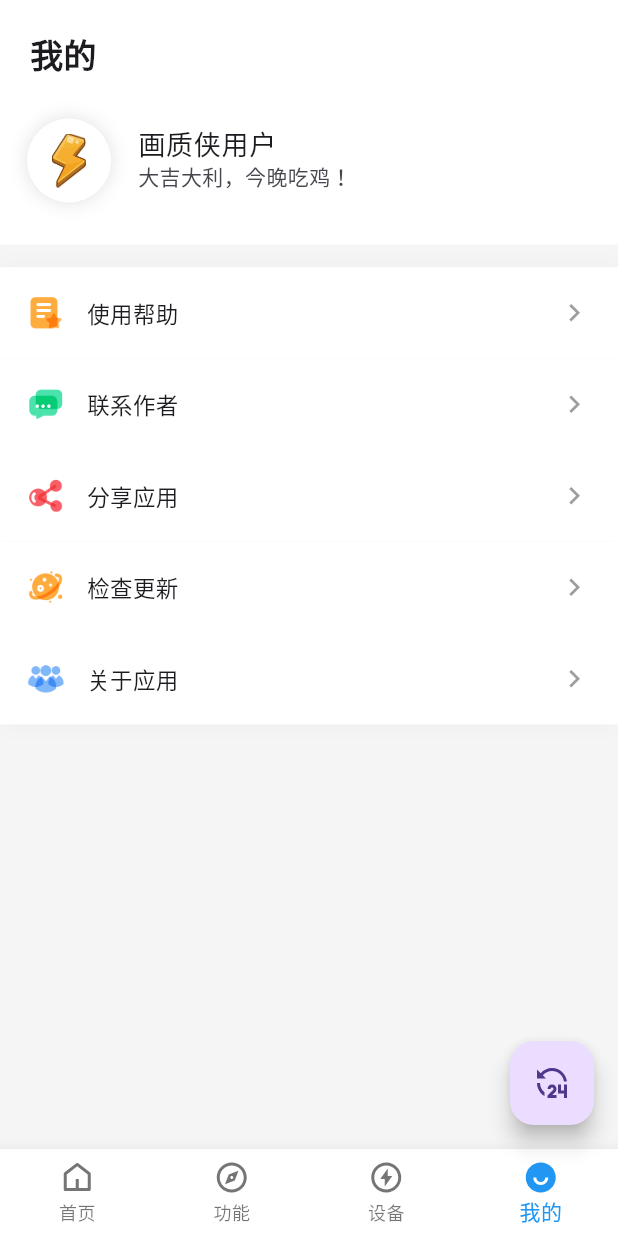
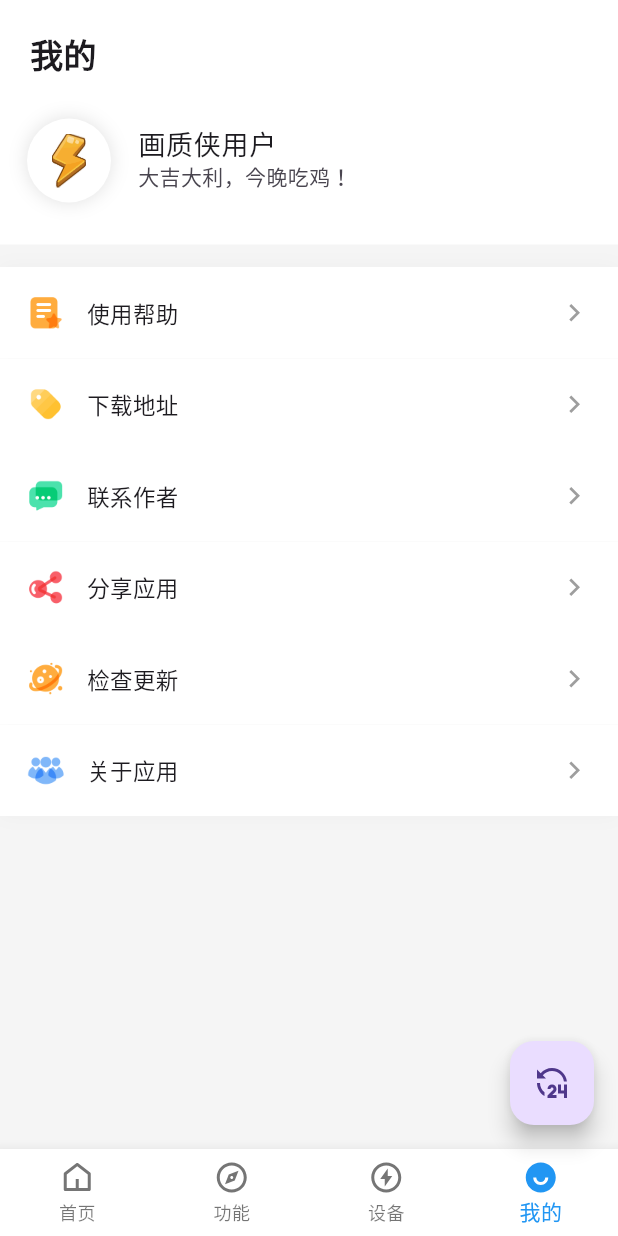
Before and after one commit to shinexoh/pubg-hzx, a Flutter app: the screen it shows after launch, item 4 of the bottom bar chosen, after a tap on "联系作者", on a phone screen of 412 x 824 dp. Run offline on Flutter 3.47's test engine with Material 2 defaults, Android fonts, the phone set to English and light mode, and no system bars; drawn by our look-alikes of oktoast; our stand-ins replace battery_plus, device_info_plus, get, remixicon, transparent_image.

Commit message:
继续完善功能

```diff
--- a/lib/config/app_config.dart
+++ b/lib/config/app_config.dart
@@ -1,3 +1,4 @@
 class AppConfig {
-  static const String appVersion = '1.0.0';
+  ///应用版本号
+  static const String appVersion = '2.0.1';
 }
--- a/lib/config/assets_config.dart
+++ b/lib/config/assets_config.dart
@@ -10,6 +10,7 @@ class AssetsConfig {
   static const String fun5 = 'assets/icon/fun5.png';
 
   static const String useHelp = 'assets/icon/use_help.png';
+  static const String downloadLink = 'assets/icon/download_link.png';
   static const String contactAuthor = 'assets/icon/contact_author.png';
   static const String share = 'assets/icon/share.png';
   static const String checkUpdate = 'assets/icon/check_update.png';
--- a/lib/page/fun_page.dart
+++ b/lib/page/fun_page.dart
@@ -1,4 +1,7 @@
 import 'package:flutter/material.dart';
+
+import 'package:huazhixia/config/config.dart';
+import 'package:huazhixia/widgets/widgets.dart';
 
 class FunPage extends StatefulWidget {
   const FunPage({super.key});
@@ -16,6 +19,8 @@ class _FunPageState extends State<FunPage> {
           crossAxisAlignment: CrossAxisAlignment.start,
           children: [
             topAppBar(),
+            diversifyBar(),
+            modelBar(),
           ],
         ),
       ),
@@ -31,4 +36,12 @@ class _FunPageState extends State<FunPage> {
       ),
     );
   }
+
+  Widget diversifyBar() {
+    return Container();
+  }
+
+  Widget modelBar() {
+    return Container();
+  }
 }
--- a/lib/page/user_page.dart
+++ b/lib/page/user_page.dart
@@ -86,6 +86,19 @@ class UserPage extends StatelessWidget {
           OnInk(
             color: Colors.white,
             padding: const EdgeInsets.all(18),
+            onTap: onDownload,
+            child: Row(children: [
+              Image.asset(AssetsConfig.downloadLink, height: 25, width: 25),
+              const SizedBox(width: 15),
+              const Text('下载地址', style: TextStyle(fontSize: 15)),
+              const Spacer(),
+              const Icon(Remix.arrow_right_s_line,
+                  color: Colors.grey, size: 22),
+            ]),
+          ),
+          OnInk(
+            color: Colors.white,
+            padding: const EdgeInsets.all(18),
             onTap: onQQ,
             child: Row(children: [
               Image.asset(AssetsConfig.contactAuthor, height: 25, width: 25),
@@ -142,6 +155,8 @@ class UserPage extends StatelessWidget {
 
   void onUserInfo() {}
 
+  void onDownload() {}
+
   void onUseHelp() {}
 
   void onQQ() {}
--- /dev/null
+++ b/lib/server/api.dart
@@ -0,0 +1,4 @@
+class Api {
+  static const String main = '';
+  static const String appUpdate = '';
+}
```
Also changed, not shown: assets/icon/download_link.png (added).
